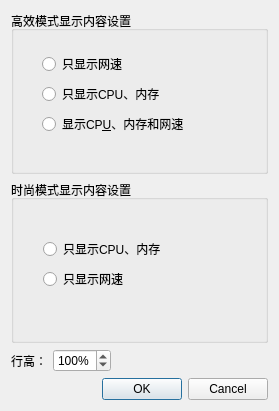
This is pluginsettingdialog.ui in q77190858/dde-sys-monitor-plugin as Qt 5 draws it before an edit. The edited form follows.
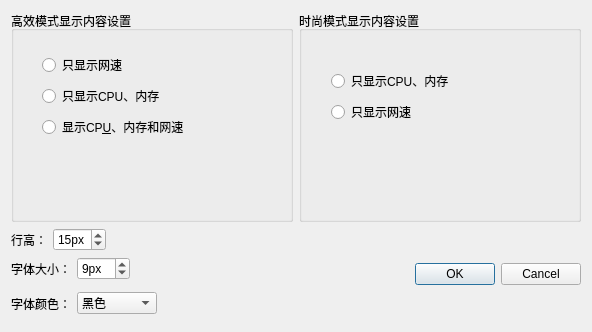
This is the edited form.

Patch:
```diff
--- a/pluginsettingdialog.ui
+++ b/pluginsettingdialog.ui
@@ -9,8 +9,8 @@
    <rect>
     <x>0</x>
     <y>0</y>
-    <width>279</width>
-    <height>411</height>
+    <width>592</width>
+    <height>332</height>
    </rect>
   </property>
   <property name="windowTitle">
@@ -19,8 +19,8 @@
   <property name="styleSheet">
    <string notr="true"/>
   </property>
-  <layout class="QVBoxLayout" name="verticalLayout" stretch="5,5,1,1">
-   <item>
+  <layout class="QGridLayout" name="gridLayout">
+   <item row="0" column="0">
     <widget class="QGroupBox" name="displayContentSettingGroupBox">
      <property name="title">
       <string>高效模式显示内容设置</string>
@@ -30,8 +30,8 @@
        <rect>
         <x>31</x>
         <y>41</y>
-        <width>147</width>
-        <height>86</height>
+        <width>174</width>
+        <height>90</height>
        </rect>
       </property>
       <layout class="QVBoxLayout" name="verticalLayout_2">
@@ -60,7 +60,7 @@
      </widget>
     </widget>
    </item>
-   <item>
+   <item row="0" column="1">
     <widget class="QGroupBox" name="fashionDisplayContentSettingGroupBox">
      <property name="title">
       <string>时尚模式显示内容设置</string>
@@ -70,8 +70,8 @@
        <rect>
         <x>32</x>
         <y>57</y>
-        <width>123</width>
-        <height>56</height>
+        <width>146</width>
+        <height>59</height>
        </rect>
       </property>
       <layout class="QVBoxLayout" name="verticalLayout_3">
@@ -93,6 +93,8 @@
      </widget>
     </widget>
    </item>
+   <item row="1" column="0">
+    <layout class="QVBoxLayout" name="verticalLayout">
    <item>
     <layout class="QHBoxLayout" name="horizontalLayout">
      <property name="sizeConstraint">
@@ -111,19 +113,19 @@
         <enum>QAbstractSpinBox::UpDownArrows</enum>
        </property>
        <property name="suffix">
-        <string>%</string>
+          <string>px</string>
        </property>
        <property name="minimum">
-        <number>50</number>
+          <number>5</number>
        </property>
        <property name="maximum">
-        <number>200</number>
+          <number>40</number>
        </property>
        <property name="singleStep">
         <number>10</number>
        </property>
        <property name="value">
-        <number>100</number>
+          <number>15</number>
        </property>
       </widget>
      </item>
@@ -143,6 +145,107 @@
     </layout>
    </item>
    <item>
+      <layout class="QHBoxLayout" name="horizontalLayout_2">
+       <property name="sizeConstraint">
+        <enum>QLayout::SetMinimumSize</enum>
+       </property>
+       <item>
+        <widget class="QLabel" name="label_2">
+         <property name="text">
+          <string>字体大小：</string>
+         </property>
+        </widget>
+       </item>
+       <item>
+        <widget class="QSpinBox" name="fontSizeSpinBox">
+         <property name="buttonSymbols">
+          <enum>QAbstractSpinBox::UpDownArrows</enum>
+         </property>
+         <property name="suffix">
+          <string>px</string>
+         </property>
+         <property name="minimum">
+          <number>5</number>
+         </property>
+         <property name="maximum">
+          <number>20</number>
+         </property>
+         <property name="singleStep">
+          <number>1</number>
+         </property>
+         <property name="value">
+          <number>9</number>
+         </property>
+        </widget>
+       </item>
+       <item>
+        <spacer name="horizontalSpacer_2">
+         <property name="orientation">
+          <enum>Qt::Horizontal</enum>
+         </property>
+         <property name="sizeHint" stdset="0">
+          <size>
+           <width>40</width>
+           <height>20</height>
+          </size>
+         </property>
+        </spacer>
+       </item>
+      </layout>
+     </item>
+     <item>
+      <layout class="QHBoxLayout" name="horizontalLayout_3">
+       <item>
+        <widget class="QLabel" name="label_3">
+         <property name="text">
+          <string>字体颜色：</string>
+         </property>
+        </widget>
+       </item>
+       <item>
+        <widget class="QComboBox" name="fontColorComboBox">
+         <property name="minimumSize">
+          <size>
+           <width>80</width>
+           <height>0</height>
+          </size>
+         </property>
+         <property name="currentText">
+          <string>黑色</string>
+         </property>
+         <property name="currentIndex">
+          <number>1</number>
+         </property>
+         <item>
+          <property name="text">
+           <string>白色</string>
+          </property>
+         </item>
+         <item>
+          <property name="text">
+           <string>黑色</string>
+          </property>
+         </item>
+        </widget>
+       </item>
+       <item>
+        <spacer name="horizontalSpacer_3">
+         <property name="orientation">
+          <enum>Qt::Horizontal</enum>
+         </property>
+         <property name="sizeHint" stdset="0">
+          <size>
+           <width>13</width>
+           <height>35</height>
+          </size>
+         </property>
+        </spacer>
+       </item>
+      </layout>
+     </item>
+    </layout>
+   </item>
+   <item row="1" column="1">
     <widget class="QDialogButtonBox" name="buttonBox">
      <property name="orientation">
       <enum>Qt::Horizontal</enum>
```
Left out of the diff: 5 changed lines with no effect on the pictures. Lines whose indentation alone changed are shown as unchanged.
